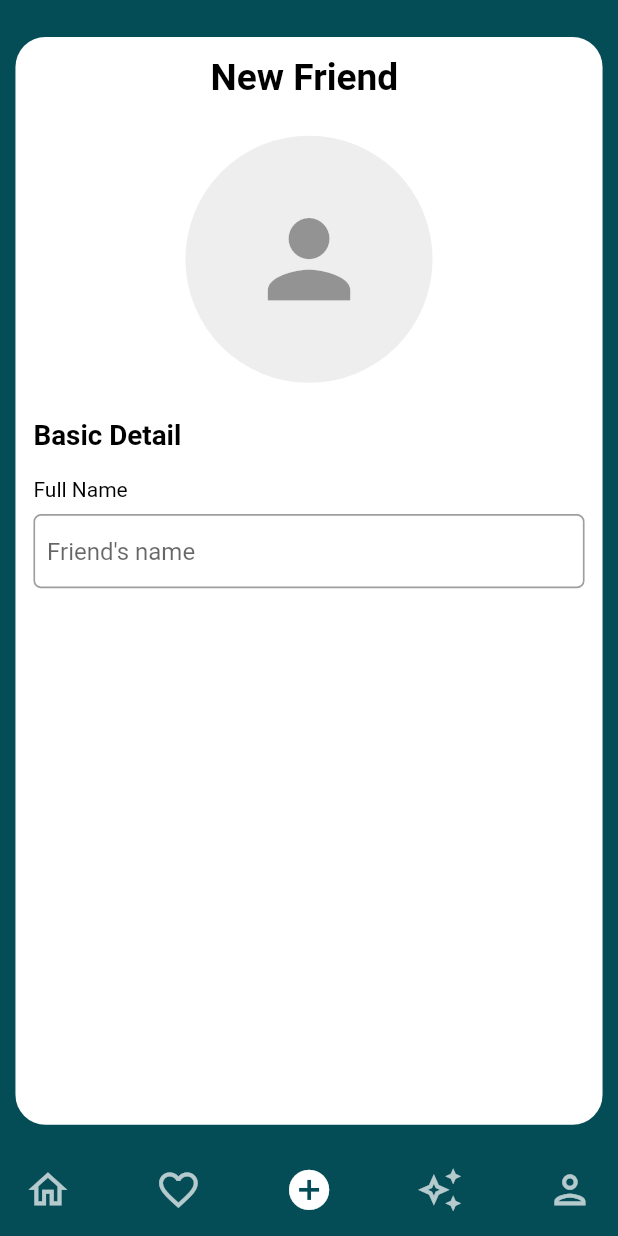
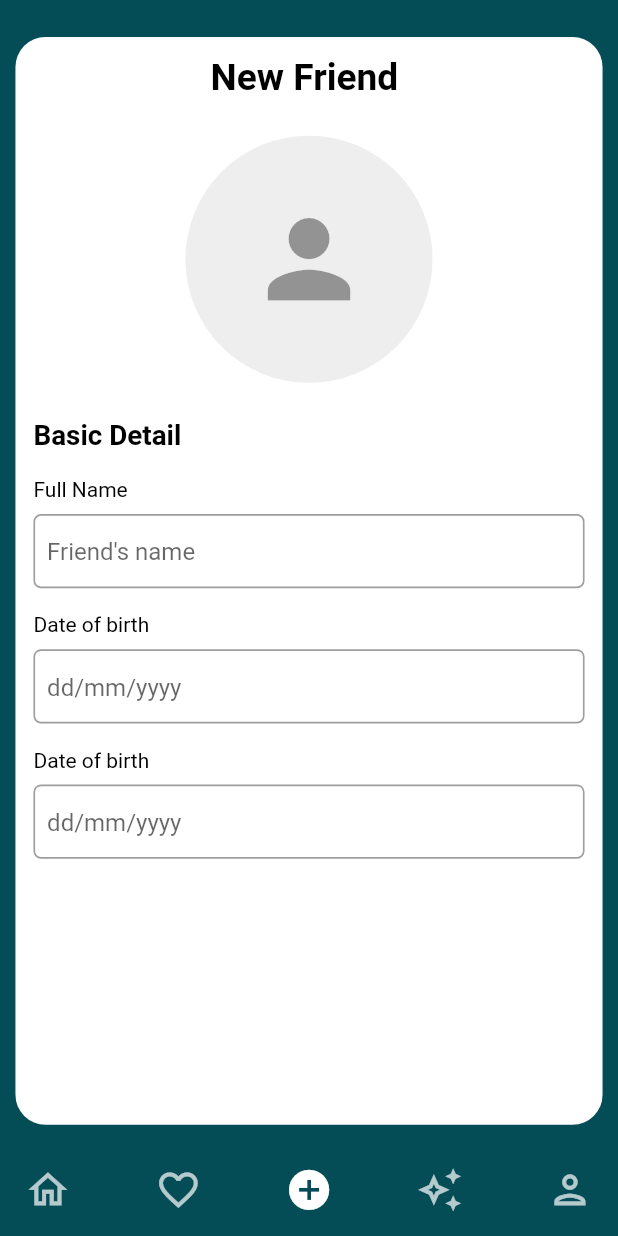
Before and after one commit to Alpha17-2/Friends_App, a Flutter app: the homeScreen screen opened directly, item 3 of the bottom bar chosen, on a phone screen of 412 x 824 dp. Run offline on Flutter 3.47's test engine with Material 2 defaults, Android fonts, the phone set to English and light mode, and no system bars; our stand-ins replace firebase_auth, firebase_core, flutter_spinkit, image_picker, ionicons; accounts and stored records are empty.

Commit message:
added more parameters to Friend model class

```diff
--- a/lib/Models/Friend.dart
+++ b/lib/Models/Friend.dart
@@ -8,7 +8,13 @@ class Friend {
   final String dp;
   final String dob;
   final String docId;
+  final String contactNumber;
+  final String instagram;
+  final String twitter;
+  final String youtube;
+  final String facebook;
+  final String mail;
 
   Friend(this.title, this.gender, this.about, this.education, this.profession,
-      this.dob, this.interests, this.dp, this.docId);
+      this.dob, this.interests, this.dp, this.docId, this.contactNumber, this.instagram, this.twitter, this.youtube, this.facebook, this.mail);
 }
--- a/lib/Screens/addFriendScreen.dart
+++ b/lib/Screens/addFriendScreen.dart
@@ -157,7 +157,97 @@ class _addFriendScreenState extends State<addFriendScreen> {
                   ),
                 ),
               ),
-            )
+            ),
+            Opacity(
+                opacity: 0,
+                child: Divider(
+                  height: displayHeight(context) * 0.02,
+                )),
+            Text(
+              'Date of birth',
+              style: TextStyle(color: Colors.black),
+            ),
+            Opacity(
+                opacity: 0,
+                child: Divider(
+                  height: displayHeight(context) * 0.01,
+                )),
+            Container(
+              height: displayHeight(context) * 0.06,
+              width: displayWidth(context),
+              decoration: BoxDecoration(
+                  borderRadius: BorderRadius.circular(5),
+                  border: Border.all(color: Colors.grey,width: 1.1)),
+              child: Padding(
+                padding: const EdgeInsets.only(top:10.0,left: 8.0,right: 8.0,bottom: 4.0),
+                child: Center(
+                  child: TextFormField(
+                    keyboardType: TextInputType.datetime,
+                    validator: (value) {
+                      if(value.isEmpty || value.length==0) return 'Cannot be empty';
+                      else{
+                        bool validDate = RegExp(r"^(0[1-9]|[12][0-9]|3[01])[- /.]").hasMatch(value);
+                        if(!validDate) return 'Please fill correct date';
+                        return null;
+                      }
+                    },
+                    decoration: InputDecoration(
+                      hintText: 'dd/mm/yyyy',
+                      border: InputBorder.none,
+                      focusedBorder: InputBorder.none,
+                      enabledBorder: InputBorder.none,
+                      errorBorder: InputBorder.none,
+                      disabledBorder: InputBorder.none,
+                    ),
+                  ),
+                ),
+              ),
+            ),
+            Opacity(
+                opacity: 0,
+                child: Divider(
+                  height: displayHeight(context) * 0.02,
+                )),
+            Text(
+              'Date of birth',
+              style: TextStyle(color: Colors.black),
+            ),
+            Opacity(
+                opacity: 0,
+                child: Divider(
+                  height: displayHeight(context) * 0.01,
+                )),
+            Container(
+              height: displayHeight(context) * 0.06,
+              width: displayWidth(context),
+              decoration: BoxDecoration(
+                  borderRadius: BorderRadius.circular(5),
+                  border: Border.all(color: Colors.grey,width: 1.1)),
+              child: Padding(
+                padding: const EdgeInsets.only(top:10.0,left: 8.0,right: 8.0,bottom: 4.0),
+                child: Center(
+                  child: TextFormField(
+                    keyboardType: TextInputType.datetime,
+                    validator: (value) {
+                      if(value.isEmpty || value.length==0) return 'Cannot be empty';
+                      else{
+                        bool validDate = RegExp(r"^(0[1-9]|[12][0-9]|3[01])[- /.]").hasMatch(value);
+                        if(!validDate) return 'Please fill correct date';
+                        return null;
+                      }
+                    },
+                    decoration: InputDecoration(
+                      hintText: 'dd/mm/yyyy',
+                      border: InputBorder.none,
+                      focusedBorder: InputBorder.none,
+                      enabledBorder: InputBorder.none,
+                      errorBorder: InputBorder.none,
+                      disabledBorder: InputBorder.none,
+                    ),
+                  ),
+                ),
+              ),
+            ),
           ],
         ),
       ),
```
